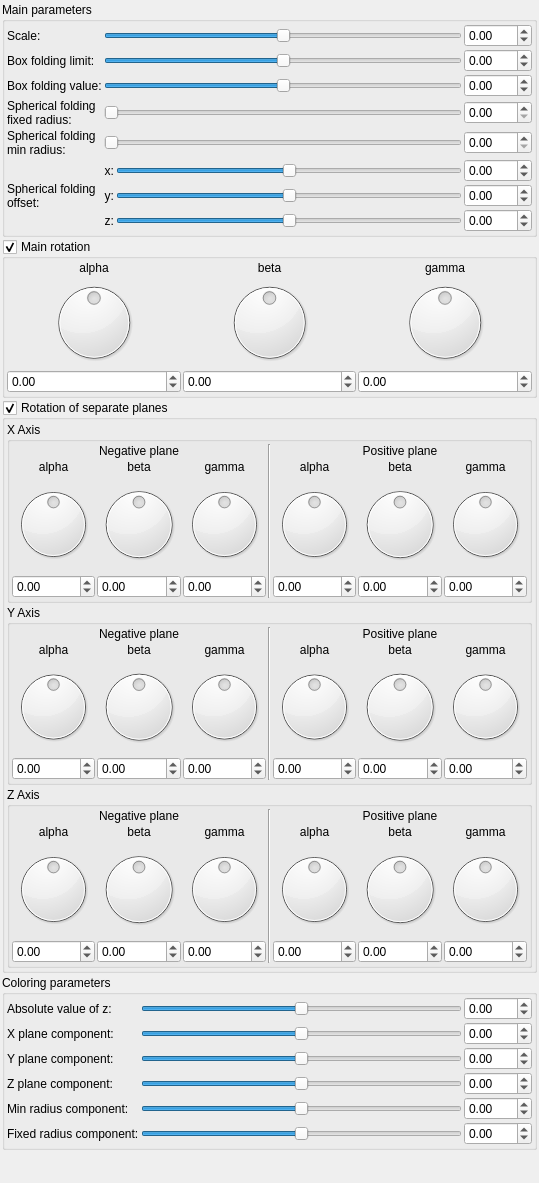
buddhi1980/mandelbulber2, file mandelbulber2/qt_data/fractal_mandelbox.ui: the form before one commit.
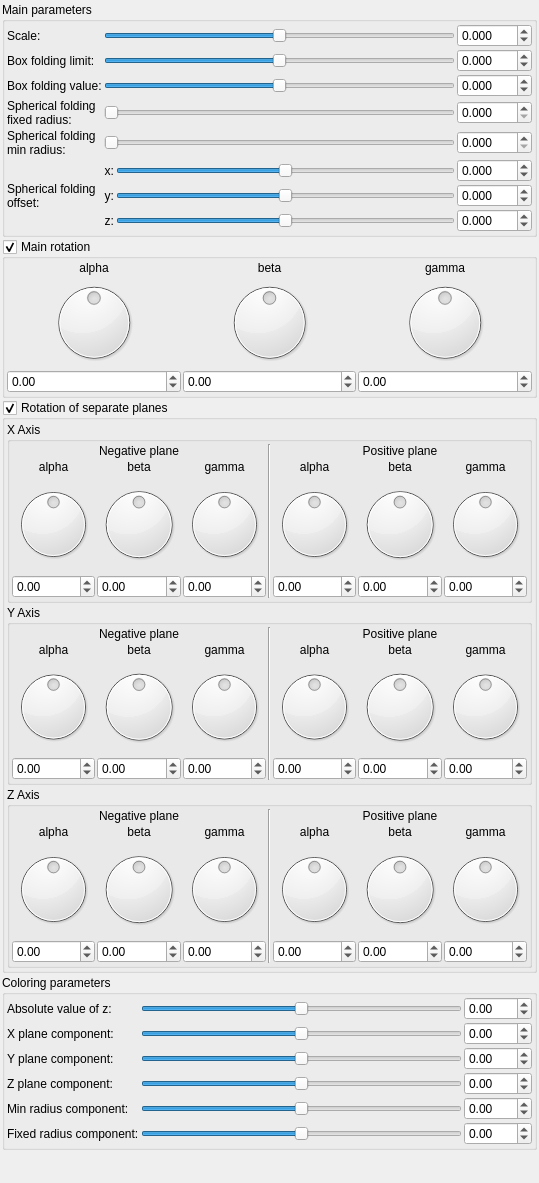
The form after the commit. Custom widgets are drawn as their Qt base class.

Commit message: Added possibility to change precission of indyvidual SpinBoxes. Increased precission of some edit fields in Mandelbox and IFS formula

Diff of the .ui file:
```diff
--- a/mandelbulber2/qt_data/fractal_mandelbox.ui
+++ b/mandelbulber2/qt_data/fractal_mandelbox.ui
@@ -77,7 +77,7 @@
            <string/>
           </property>
           <property name="decimals">
-           <number>2</number>
+           <number>3</number>
           </property>
           <property name="minimum">
            <double>-100.000000000000000</double>
@@ -152,7 +152,7 @@
            <string/>
           </property>
           <property name="decimals">
-           <number>2</number>
+           <number>3</number>
           </property>
           <property name="minimum">
            <double>-100.000000000000000</double>
@@ -180,7 +180,7 @@
            <string/>
           </property>
           <property name="decimals">
-           <number>2</number>
+           <number>3</number>
           </property>
           <property name="minimum">
            <double>-100.000000000000000</double>
@@ -215,7 +215,7 @@
            <string/>
           </property>
           <property name="decimals">
-           <number>2</number>
+           <number>3</number>
           </property>
           <property name="maximum">
            <double>100.000000000000000</double>
@@ -240,7 +240,7 @@
            <string/>
           </property>
           <property name="decimals">
-           <number>2</number>
+           <number>3</number>
           </property>
           <property name="minimum">
            <double>-100.000000000000000</double>
@@ -268,7 +268,7 @@
            <string/>
           </property>
           <property name="decimals">
-           <number>2</number>
+           <number>3</number>
           </property>
           <property name="minimum">
            <double>-100.000000000000000</double>
@@ -296,7 +296,7 @@
            <string/>
           </property>
           <property name="decimals">
-           <number>2</number>
+           <number>3</number>
           </property>
           <property name="maximum">
            <double>100.000000000000000</double>
@@ -353,7 +353,7 @@
            <string/>
           </property>
           <property name="decimals">
-           <number>2</number>
+           <number>3</number>
           </property>
           <property name="minimum">
            <double>-100.000000000000000</double>
@@ -375,10 +375,10 @@
            </sizepolicy>
           </property>
           <property name="minimum">
-           <number>-500</number>
+           <number>-5000</number>
           </property>
           <property name="maximum">
-           <number>500</number>
+           <number>5000</number>
           </property>
           <property name="singleStep">
            <number>1</number>
@@ -397,10 +397,10 @@
            </sizepolicy>
           </property>
           <property name="minimum">
-           <number>-500</number>
+           <number>-5000</number>
           </property>
           <property name="maximum">
-           <number>500</number>
+           <number>5000</number>
           </property>
           <property name="singleStep">
            <number>1</number>
@@ -419,10 +419,10 @@
            </sizepolicy>
           </property>
           <property name="minimum">
-           <number>-500</number>
+           <number>-5000</number>
           </property>
           <property name="maximum">
-           <number>500</number>
+           <number>5000</number>
           </property>
           <property name="singleStep">
            <number>1</number>
@@ -444,7 +444,7 @@
            <number>0</number>
           </property>
           <property name="maximum">
-           <number>500</number>
+           <number>5000</number>
           </property>
           <property name="singleStep">
            <number>1</number>
@@ -466,7 +466,7 @@
            <number>0</number>
           </property>
           <property name="maximum">
-           <number>500</number>
+           <number>5000</number>
           </property>
           <property name="singleStep">
            <number>1</number>
@@ -529,10 +529,10 @@
            </sizepolicy>
           </property>
           <property name="minimum">
-           <number>-500</number>
+           <number>-5000</number>
           </property>
           <property name="maximum">
-           <number>500</number>
+           <number>5000</number>
           </property>
           <property name="singleStep">
            <number>1</number>
```
The commit also changes 2 other files.
